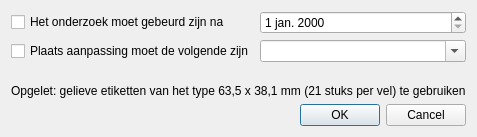
This is AudioAdmin/ui/etiketten.ui in Roelio81/audioadmin as Qt 5 draws it before an edit. The edited form follows.
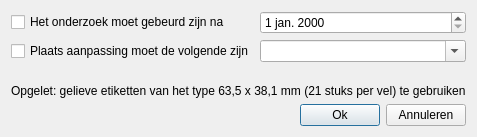
This is the edited form. Icons and pictures are not drawn.

Commit message: Ok en annuleren ipv bewaren en sluiten

Diff of the .ui file:
```diff
--- a/AudioAdmin/ui/etiketten.ui
+++ b/AudioAdmin/ui/etiketten.ui
@@ -53,26 +53,9 @@
      </property>
     </widget>
    </item>
-   <item row="3" column="0" colspan="2" >
-    <widget class="QLabel" name="l_opgelet" >
-     <property name="text" >
-      <string>Opgelet: gelieve etiketten van het type 63,5 x 38,1 mm (21 stuks per vel) te gebruiken</string>
-     </property>
-    </widget>
-   </item>
-   <item row="4" column="0" colspan="2" >
-    <widget class="QDialogButtonBox" name="buttonBox" >
-     <property name="orientation" >
-      <enum>Qt::Horizontal</enum>
-     </property>
-     <property name="standardButtons" >
-      <set>QDialogButtonBox::Cancel|QDialogButtonBox::Ok</set>
-     </property>
-    </widget>
-   </item>
-   <item row="2" column="0" >
-    <spacer name="verticalSpacer" >
-     <property name="orientation" >
+   <item row="2" column="0">
+    <spacer name="verticalSpacer">
+     <property name="orientation">
       <enum>Qt::Vertical</enum>
      </property>
      <property name="sizeHint" stdset="0" >
@@ -83,6 +66,44 @@
      </property>
     </spacer>
    </item>
+   <item row="3" column="0" colspan="2">
+    <widget class="QLabel" name="l_opgelet">
+     <property name="text">
+      <string>Opgelet: gelieve etiketten van het type 63,5 x 38,1 mm (21 stuks per vel) te gebruiken</string>
+     </property>
+    </widget>
+   </item>
+   <item row="4" column="0" colspan="2">
+    <layout class="QHBoxLayout" name="horizontalLayout">
+     <item>
+      <spacer name="horizontalSpacer">
+       <property name="orientation">
+        <enum>Qt::Horizontal</enum>
+       </property>
+       <property name="sizeHint" stdset="0">
+        <size>
+         <width>40</width>
+         <height>20</height>
+        </size>
+       </property>
+      </spacer>
+     </item>
+     <item>
+      <widget class="QPushButton" name="b_ok">
+       <property name="text">
+        <string>Ok</string>
+       </property>
+      </widget>
+     </item>
+     <item>
+      <widget class="QPushButton" name="b_annuleren">
+       <property name="text">
+        <string>Annuleren</string>
+       </property>
+      </widget>
+     </item>
+    </layout>
+   </item>
   </layout>
  </widget>
  <resources>
```
Left out of the diff: 86 changed lines with no effect on the pictures. The commit also changes 3 other files.
